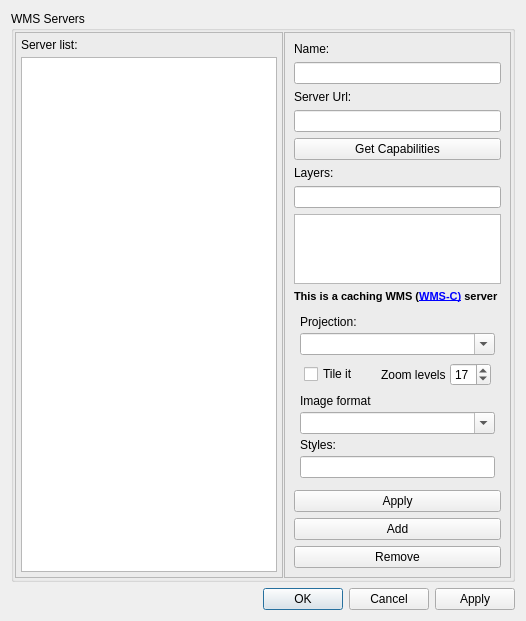
Qt form src/Preferences/WMSPreferencesDialog.ui (openstreetmap/merkaartor) before a commit.
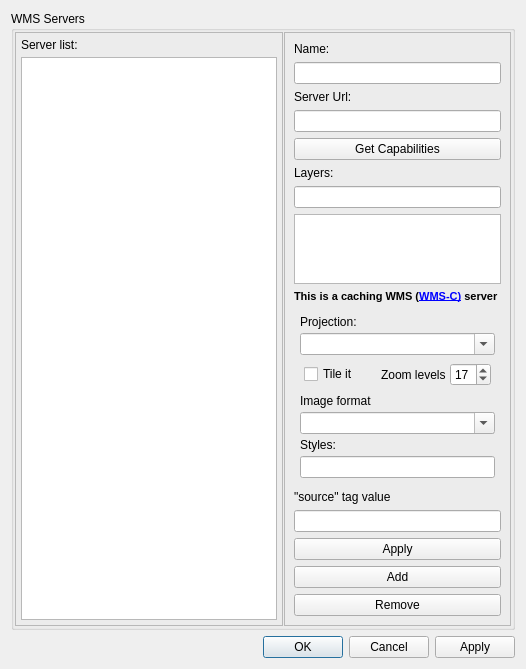
The same form after that commit.

Commit message: ADD : Auto-add "source" tag when drawing over a background map; define the value in the WMS and TMS editors Disable auto-adding in "Preferences-Background" Also add a "S" button in the tag editor to manually add the "source" tag

```diff
--- a/src/Preferences/WMSPreferencesDialog.ui
+++ b/src/Preferences/WMSPreferencesDialog.ui
@@ -7,7 +7,7 @@
     <x>0</x>
     <y>0</y>
     <width>526</width>
-    <height>604</height>
+    <height>636</height>
    </rect>
   </property>
   <property name="windowTitle">
@@ -256,6 +256,16 @@
            </property>
           </spacer>
          </item>
+         <item>
+          <widget class="QLabel" name="label_3">
+           <property name="text">
+            <string>&quot;source&quot; tag value</string>
+           </property>
+          </widget>
+         </item>
+         <item>
+          <widget class="QLineEdit" name="edSourceTag"/>
+         </item>
          <item>
           <widget class="QPushButton" name="btApplyWmsServer">
            <property name="text">
```
The commit also changes 41 other files.
